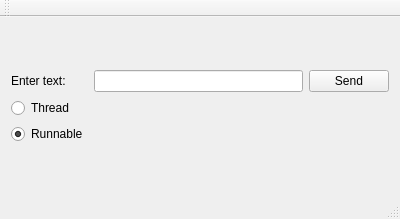
Before: the Qt Designer form mainwindow.ui in codebreaker7/QtWebSocketInThread, drawn with Qt 5.
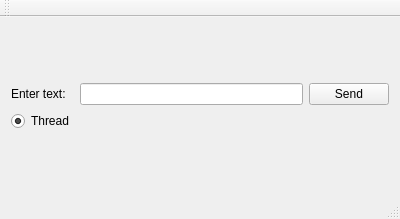
After: the same form once the commit is applied.

Commit message: Removed runnable implementation.

The edit to the form file:
```diff
--- a/mainwindow.ui
+++ b/mainwindow.ui
@@ -48,16 +48,6 @@
           <property name="text">
            <string>Thread</string>
           </property>
-          <attribute name="buttonGroup">
-           <string notr="true">buttonGroup</string>
-          </attribute>
-         </widget>
-        </item>
-        <item>
-         <widget class="QRadioButton" name="runnableRadioButton">
-          <property name="text">
-           <string>Runnable</string>
-          </property>
           <property name="checked">
            <bool>true</bool>
           </property>
```
The commit also changes 4 other files.
